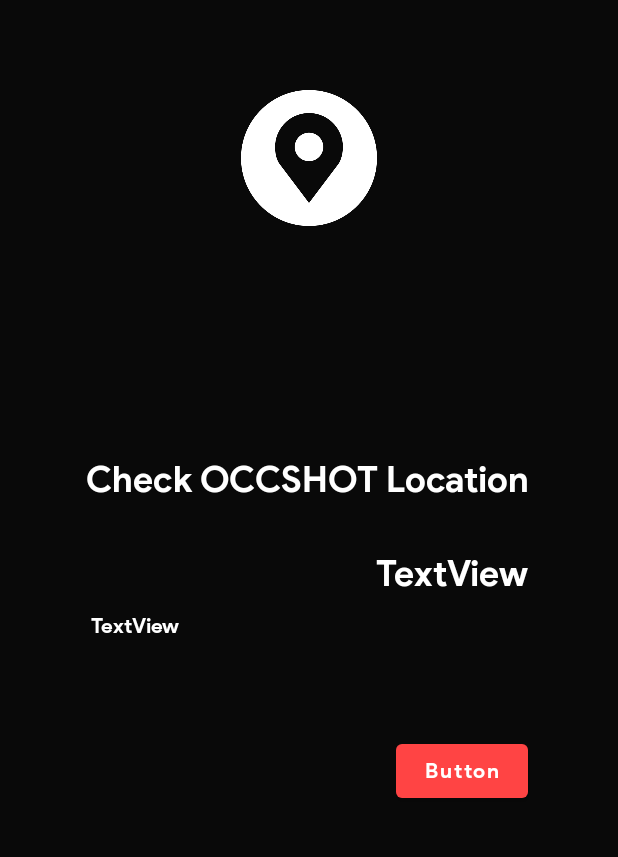
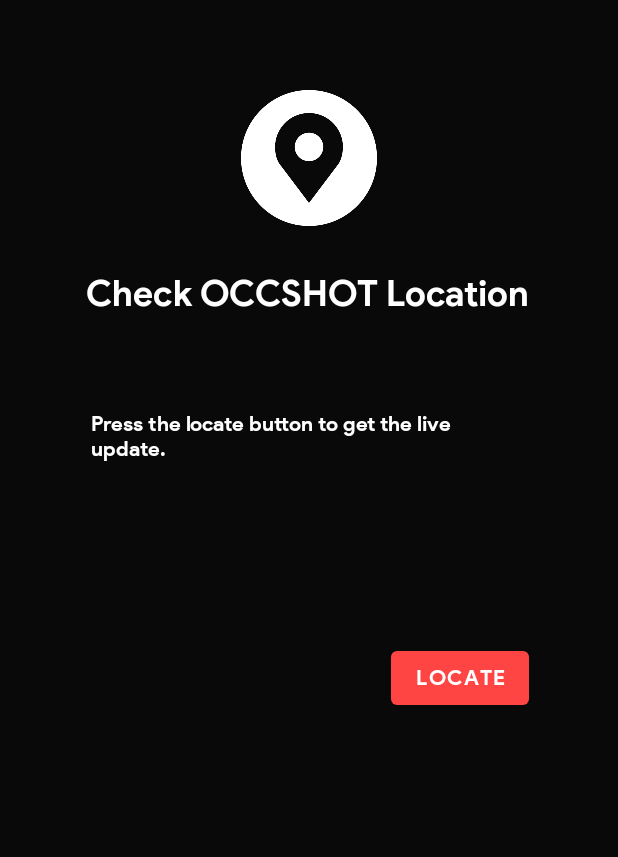
Before and after one commit to Sowmo0509/occshottest, an Android app: the screen it shows after launch (maplocation), on a phone screen of 412 x 824 dp, the part 99-956 px from its top. Run offline under Robolectric (Android 15) with nearby library versions, the phone set to English and light mode, and no system bars; our stand-ins replace Firebase (no records; nobody signed in at launch, a user with empty details on screens opened directly); 1 statement that could not run was skipped.

Commit message:
Fixed Location Tracking v2.0 UI [Client Side]

```diff
--- a/app/src/main/res/layout/activity_maplocation.xml
+++ b/app/src/main/res/layout/activity_maplocation.xml
@@ -94,8 +94,6 @@
         android:layout_marginTop="60dp"
         android:layout_marginEnd="140dp"
         android:layout_marginRight="140dp"
-        android:layout_marginBottom="31dp"
-        app:layout_constraintBottom_toTopOf="@+id/textView"
         app:layout_constraintDimensionRatio="1:1"
         app:layout_constraintEnd_toStartOf="@+id/guideline10"
         app:layout_constraintStart_toStartOf="@+id/guideline9"
@@ -106,31 +104,15 @@
         android:id="@+id/textLocation1"
         android:layout_width="wrap_content"
         android:layout_height="wrap_content"
+        android:layout_marginTop="30dp"
         android:fontFamily="@font/productsans_bold"
         android:text="Check OCCSHOT Location"
         android:textColor="#FFFFFF"
         android:textSize="24sp"
-        app:layout_constraintBottom_toTopOf="@+id/button_location"
         app:layout_constraintEnd_toStartOf="@+id/guideline10"
         app:layout_constraintHorizontal_bias="0.486"
         app:layout_constraintStart_toStartOf="@+id/guideline9"
-        app:layout_constraintTop_toBottomOf="@+id/imageView2"
-        app:layout_constraintVertical_bias="0.0" />
-
-    <TextView
-        android:id="@+id/textLocation2"
-        android:layout_width="wrap_content"
-        android:layout_height="wrap_content"
-        android:fontFamily="@font/productsans_bold"
-        android:text="TextView"
-        android:textColor="#FFFFFF"
-        android:textSize="24sp"
-        app:layout_constraintBottom_toTopOf="@+id/button_location"
-        app:layout_constraintEnd_toStartOf="@+id/guideline10"
-        app:layout_constraintHorizontal_bias="0.854"
-        app:layout_constraintStart_toStartOf="@+id/guideline9"
-        app:layout_constraintTop_toBottomOf="@+id/textLocation1"
-        app:layout_constraintVertical_bias="0.255" />
+        app:layout_constraintTop_toBottomOf="@+id/imageView2" />
 
     <TextView
         android:id="@+id/textLocation3"
@@ -138,27 +120,26 @@
         android:layout_height="0dp"
         android:layout_marginStart="40dp"
         android:layout_marginLeft="40dp"
-        android:layout_marginTop="10dp"
         android:layout_marginEnd="40dp"
         android:layout_marginRight="40dp"
         android:layout_marginBottom="20dp"
         android:fontFamily="@font/productsans_bold"
-        android:text="TextView"
+        android:text="Press the locate button to get the live update."
         android:textColor="#FFFFFF"
         android:textSize="14sp"
         app:layout_constraintBottom_toTopOf="@+id/button_location"
+        app:layout_constraintDimensionRatio="4:1"
         app:layout_constraintEnd_toStartOf="@+id/guideline10"
         app:layout_constraintHorizontal_bias="0.138"
         app:layout_constraintStart_toStartOf="@+id/guideline9"
-        app:layout_constraintTop_toBottomOf="@+id/textLocation2"
-        app:layout_constraintVertical_bias="1.0" />
+        app:layout_constraintTop_toBottomOf="@+id/textLocation1" />
 
     <Button
         android:id="@+id/button_location"
         android:layout_width="wrap_content"
         android:layout_height="wrap_content"
         android:fontFamily="@font/productsans_bold"
-        android:text="Button"
+        android:text="LOCATE"
         android:textAllCaps="false"
         app:backgroundTint="@color/theme_red"
         app:layout_constraintBottom_toTopOf="@+id/guideline7"
```
